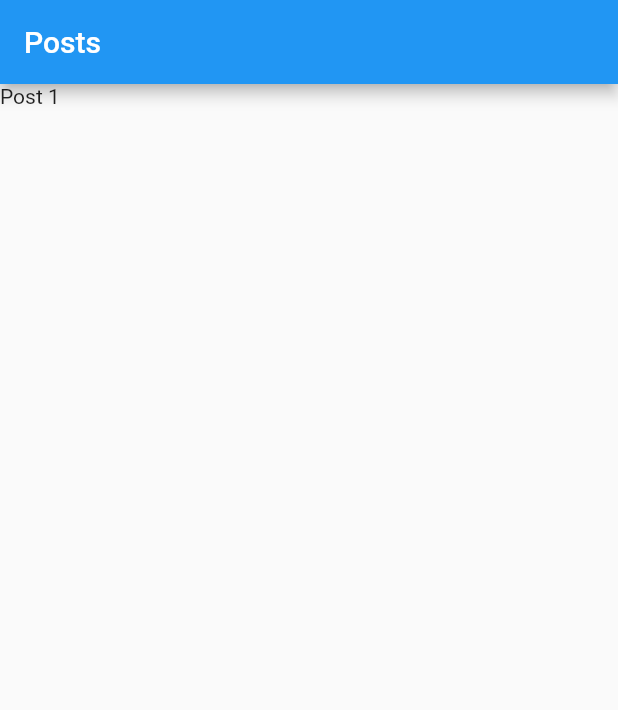
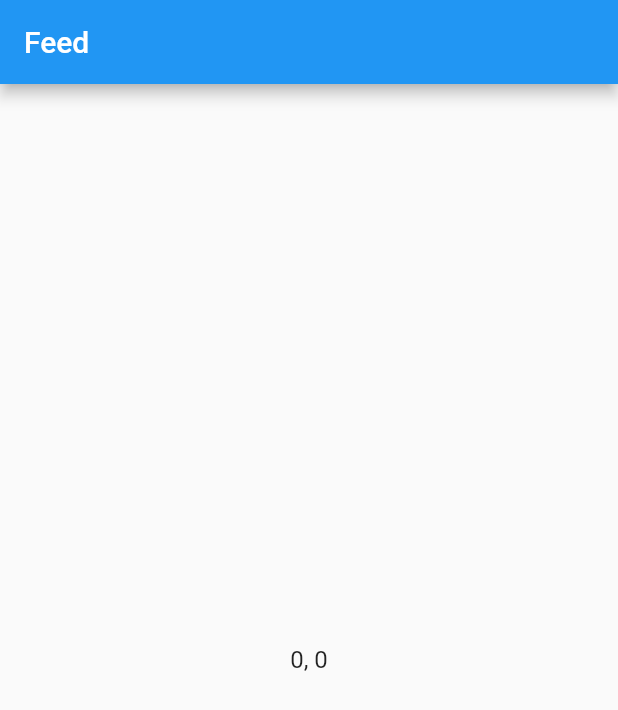
Before and after one commit to matthewstachyra/multi-direction-swipe-flutter-widget, a Flutter app: the screen it shows after launch, on a phone screen of 412 x 824 dp. Shown: the top 710 px of the screen. Run offline on Flutter 3.47's test engine with Material 2 defaults, Android fonts, the phone set to English and light mode, and no system bars.

Commit message:
dummy data for demo

```diff
--- a/lib/main.dart
+++ b/lib/main.dart
@@ -34,22 +34,22 @@ class _PostScreenState extends State<PostScreen> {
   LinkedHashMap<String, List<String>> posts =
       LinkedHashMap<String, List<String>>.from({
     'Post 1': [
-      'Post 1',
-      'Related to Post 1: 1',
-      'Related to Post 1: 2',
-      'Related to Post 1: 3',
+      '0, 0',
+      '0, 1',
+      '0, 2',
+      '0, 3',
     ],
     'Post 2': [
-      'Post 2',
-      'Related to Post 2: 1',
-      'Related to Post 2: 2',
-      'Related to Post 2: 3',
+      '1, 0',
+      '1, 1',
+      '1, 2',
+      '1, 3',
     ],
     'Post 3': [
-      'Post 3',
-      'Related to Post 3: 1',
-      'Related to Post 3: 2',
-      'Related to Post 3: 3',
+      '2, 0',
+      '2, 1',
+      '2, 2',
+      '2, 3',
     ],
   });
 
@@ -61,13 +61,15 @@ class _PostScreenState extends State<PostScreen> {
   Widget build(BuildContext context) {
     return Scaffold(
         appBar: AppBar(
-          title: const Text('Posts'),
+          title: const Text('Feed'),
         ),
 
         // vertical scrolling
         body: PageView.builder(itemBuilder: (context, index) {
           // horizontal scrolling for some post in vertical
-          return GestureDetector(onVerticalDragEnd: (details) {
+          return GestureDetector(
+              behavior: HitTestBehavior.opaque,
+              onVerticalDragEnd: (details) {
                 if (details.primaryVelocity! < 0 &&
                     verticalIndex < posts.length - 1 &&
                     horizontalIndex == 0) {
@@ -85,36 +87,44 @@ class _PostScreenState extends State<PostScreen> {
                     verticalIndex -= 1;
                   });
                 }
-          }, onHorizontalDragEnd: (details) {
+              },
+              onHorizontalDragEnd: (details) {
                 int numRelatedPosts =
                     posts[posts.keys.toList()[verticalIndex]]!.length;
-            if (details.primaryVelocity! < 0 &&
-                horizontalIndex < numRelatedPosts - 1) {
+                List<String> relatedPosts =
+                    posts[posts.keys.toList()[verticalIndex]]!;
+                if (details.primaryVelocity! < 0) {
                   // Swiped to the right
                   type = SwipeDirection.right;
                   setState(() {
                     horizontalIndex++;
-                if (posts[verticalIndex] != null) {
-                  horizontalIndex =
-                      horizontalIndex % posts[verticalIndex]!.length;
+                    if (relatedPosts != null) {
+                      horizontalIndex = horizontalIndex % numRelatedPosts;
                     }
                   });
-            } else if (details.primaryVelocity! > 0 && horizontalIndex > 0) {
+                } else if (details.primaryVelocity! > 0 &&
+                    horizontalIndex > 0) {
                   // Swiped to the left
                   type = SwipeDirection.left;
                   setState(() {
                     horizontalIndex--;
-                if (posts[verticalIndex] != null) {
-                  horizontalIndex =
-                      horizontalIndex % posts[verticalIndex]!.length;
+                    if (relatedPosts != null) {
+                      horizontalIndex = horizontalIndex % numRelatedPosts;
                     }
                   });
                 }
-          }, child: Builder(builder: (context) {
+              },
+              child: Builder(builder: (context) {
                 if (posts[posts.keys.toList()[verticalIndex]] != null) {
-              return Container(
-                  child: Text(posts[posts.keys.toList()[verticalIndex]]![
-                      horizontalIndex]));
+                  return Align(
+                      child: Text(
+                          posts[posts.keys.toList()[verticalIndex]]![
+                              horizontalIndex],
+                          textAlign: TextAlign.center,
+                          style: TextStyle(
+                            fontFamily: 'Roboto',
+                            fontSize: 16,
+                          )));
                 }
                 return Text("Error.");
               }));
```
Lines whose indentation alone changed are shown as unchanged.
